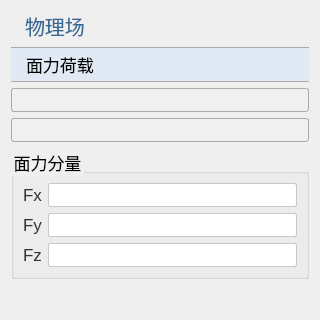
Before: the Qt Designer form plugins/Base_PhysicalField/FaceLoadPage.ui in asd977/base_cae, drawn with Qt 5.
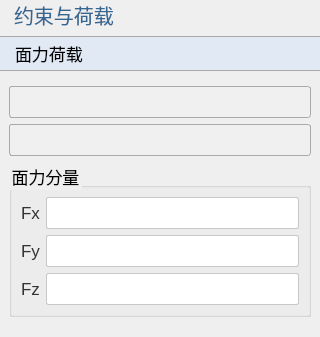
After: the same form once the commit is applied. Icons and pictures are not drawn.

Commit message: style: refine Base_PhysicalField ui layout containers and spacing

Diff of the .ui file:
```diff
--- a/plugins/Base_PhysicalField/FaceLoadPage.ui
+++ b/plugins/Base_PhysicalField/FaceLoadPage.ui
@@ -23,25 +23,19 @@
     border-color: rgb(121, 121, 121);
     border-style: solid;
     height: 33px;
-    border-top: 1px solid rgb(169, 169, 169); /* 上边框为灰色 */
-    border-bottom: 1px solid rgb(169, 169, 169); /* 下边框为灰色 */
-    border-left: none; /* 移除左边框 */
+    border-top: 1px solid rgb(169, 169, 169);
+    border-bottom: 1px solid rgb(169, 169, 169);
+    border-left: none;
     border-right: none;
     text-align: left;
 	padding-left: 15px;
 	font-size: 17px;
-	border-style: solid;
 }
 QLabel {
     font-family: &quot;Microsoft YaHei&quot;, &quot;微软雅黑&quot;;
     font-size: 17px;
     text-align: left;
     color: rgb(51, 51, 51);
-    white-space: nowrap;
-    line-height: 50px;
-    position: absolute;
-    top: 0px;
-    left: 0px;
 }
 QLabel#pageNameLabel {
     font-size: 20px;
@@ -50,10 +44,11 @@
 	padding-left:9px;
     color: rgb(53, 103, 147);
 }
-QLineEdit {
-    border: 1px solid rgb(200, 200, 200); /* 设置边框为淡灰色 */
-    border-radius: 2px; /* 设置圆角半径为 5 像素 */
+QLineEdit, QDoubleSpinBox, QSpinBox {
+    border: 1px solid rgb(200, 200, 200);
+    border-radius: 2px;
 	font-size: 17px;
+    min-height: 30px;
 }
 QLineEdit:focus {
     border-color: rgb(100, 100, 255); /* 设置焦点时的边框颜色为蓝色 */
@@ -67,46 +62,39 @@
     padding-left:6px;
     background: rgb(240, 240, 240);
     border: 1px solid rgb(169, 169, 169);
-    border-radius: 3px; /* 设置边框的圆角半径为5像素 */
+    border-radius: 3px;
+    min-height: 30px;
 }
 QComboBox::drop-down {
     background: rgb(240, 240, 240);
-}
-QComboBox::down-arrow {
-    image: url(:/resources/down_arrow.png); /* 替换下拉箭头图标 */
-}
-/*QCombobox右侧按钮*/
-QComboBox::drop-down {
     subcontrol-origin: padding;
-    subcontrol-position: top right;/*放于右方顶部*/
-    border-top-right-radius: 3px;/*设置边框圆角*/
+    subcontrol-position: top right;
+    border-top-right-radius: 3px;
     border-bottom-right-radius: 3px;
 }
-QLineEdit {
-    border: 1px solid rgb(200, 200, 200); /* 设置边框为淡灰色 */
-    border-radius: 2px; /* 设置圆角半径为 5 像素 */
-	font-size: 17px;
+QComboBox::down-arrow {
+    image: url(:/resources/down_arrow.png);
 }
-QLineEdit:focus {
-    border-color: rgb(100, 100, 255); /* 设置焦点时的边框颜色为蓝色 */
-    outline: none; /* 去掉默认的焦点边框 */
+QRadioButton, QCheckBox, QGroupBox {
+    font-size: 17px;
 }
-
-QRadioButton {
-    font-size: 17px; /* 设置字体大小为 14 像素 */
-}
-
-QCheckBox {
-    font-size: 17px; /* 设置字体大小为 14 像素 */
-}
-
-QGroupBox{
-    font-size: 17px; /* 设置字体大小为 14 像素 */   
+QTableWidget {
+    font-size: 16px;
+    gridline-color: rgb(210, 210, 210);
 }
 
 </string>
   </property>
   <layout class="QVBoxLayout" name="verticalLayout">
+   <property name="leftMargin">
+    <number>0</number>
+   </property>
+   <property name="topMargin">
+    <number>0</number>
+   </property>
+   <property name="rightMargin">
+    <number>0</number>
+   </property>
    <item>
     <widget class="QLabel" name="pageNameLabel">
      <property name="sizePolicy">
@@ -116,7 +104,7 @@
       </sizepolicy>
      </property>
      <property name="text">
-      <string>物理场</string>
+      <string>约束与荷载</string>
      </property>
     </widget>
    </item>
@@ -134,6 +122,9 @@
     </widget>
    </item>
    <item>
+    <widget class="QWidget" name="contentWidget" native="true">
+     <layout class="QVBoxLayout" name="contentLayout">
+   <item>
     <widget class="QComboBox" name="comboBoxDim"/>
    </item>
    <item>
@@ -177,7 +168,10 @@
       </item>
      </layout>
     </widget>
+   </item>     </layout>
+    </widget>
    </item>
+
    <item>
     <spacer name="verticalSpacer">
      <property name="orientation">
```
Left out of the diff: 6 changed lines with no effect on the pictures. The commit also changes 10 other files.
